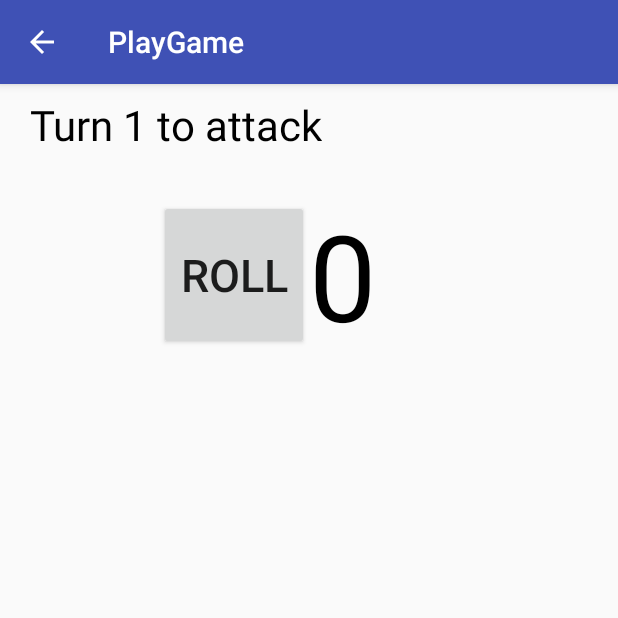
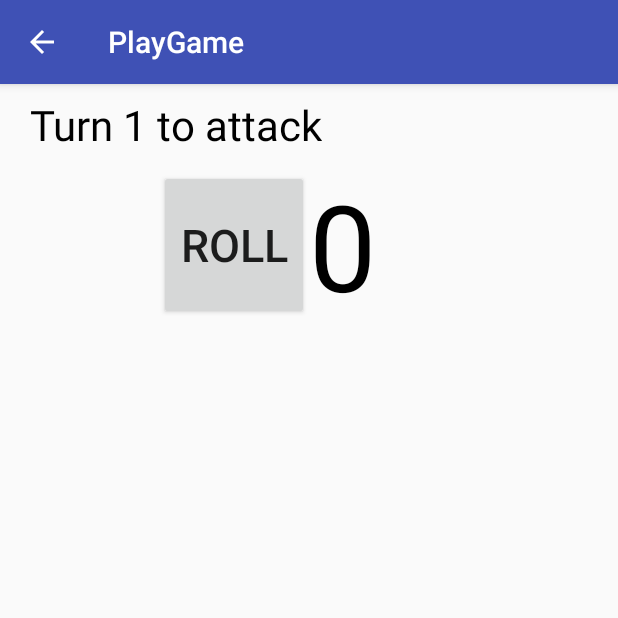
Before and after one commit to mueller04/DroidEverCraft, an Android app: the PlayGame screen opened directly, with no data from a screen before it, on a phone screen of 412 x 824 dp, the top half of it. Run offline under Robolectric (Android 15) with nearby library versions, the phone set to English and light mode, and no system bars; 1 statement that could not run was skipped.

Commit message:
refactored PlayGame

```diff
--- a/app/src/main/java/com/example/mike/droidevercraft/CharacterSetup.java
+++ b/app/src/main/java/com/example/mike/droidevercraft/CharacterSetup.java
@@ -233,7 +233,6 @@ public class CharacterSetup extends AppCompatActivity {
     @Override
     public boolean onKeyDown(int keyCode, KeyEvent event) {
         if (keyCode == KeyEvent.KEYCODE_BACK || keyCode == KeyEvent.KEYCODE_MENU) {
-            Log.d("TAG", "got to onKeyDown");
             PressBack();
         }
         return true;
--- a/app/src/main/java/com/example/mike/droidevercraft/Play.java
+++ b/app/src/main/java/com/example/mike/droidevercraft/Play.java
@@ -42,7 +42,7 @@ public class Play {
         int attackStrength = attackingCharacter.calculateHitPointsAndAttackStrength(isCritical(modifiedRollNumber, attackingCharacter));
         defendingCharacter.setHitPoints(defendingCharacter.getHitPoints() - attackStrength);
         defendingCharacter.updateLifeStatus();
-        attackingCharacter.addExperiencePoints(10);
+        attackingCharacter.addExperiencePoints(100);
     }
 
     private void setCharacterClassAbilities(EverCraftCharacter defendingCharacter, EverCraftCharacter attackingCharacter){
--- a/app/src/main/res/layout/activity_play_game.xml
+++ b/app/src/main/res/layout/activity_play_game.xml
@@ -44,7 +44,7 @@
     <LinearLayout xmlns:android="http://schemas.android.com/apk/res/android"
         android:layout_width="match_parent"
         android:layout_height="wrap_content"
-        android:layout_marginTop="130dp"
+        android:layout_marginTop="110dp"
         android:gravity="center"
         android:orientation="horizontal">
 
@@ -72,9 +72,19 @@
     <LinearLayout xmlns:android="http://schemas.android.com/apk/res/android"
         android:layout_width="match_parent"
         android:layout_height="wrap_content"
-        android:layout_marginTop="230dp"
+        android:layout_marginTop="220dp"
         android:gravity="center"
         android:orientation="vertical">
+
+        <TextView
+            android:id="@+id/playsummarytitle_view"
+            android:layout_marginTop="20dp"
+            android:layout_width="wrap_content"
+            android:layout_height="wrap_content"
+            android:layout_marginLeft="30dp"
+            android:layout_marginRight="30dp"
+            android:textColor="#000000"
+            android:textSize="34dp" />
 
         <TextView
             android:id="@+id/playsummary_view"
@@ -84,17 +94,39 @@
             android:layout_marginLeft="30dp"
             android:layout_marginRight="30dp"
             android:textColor="#000000"
-            android:textSize="22dp" />
+            android:textSize="26dp" />
 
-        <TextView
-            android:id="@+id/playerdetail_view"
+        <LinearLayout xmlns:android="http://schemas.android.com/apk/res/android"
+            xmlns:tools="http://schemas.android.com/tools"
+            android:layout_width="match_parent"
+            android:layout_height="match_parent"
             android:layout_marginTop="24dp"
-            android:layout_width="wrap_content"
-            android:layout_height="wrap_content"
-            android:textColor="#000000"
-            android:textSize="20dp" />
+            android:orientation="horizontal"
+            android:paddingLeft="@dimen/activity_horizontal_margin"
+            android:paddingRight="@dimen/activity_horizontal_margin"
+            android:paddingTop="@dimen/activity_vertical_margin"
+            tools:context="com.example.mike.droidevercraft.MainActivity">
 
-    </LinearLayout>
+            <TextView
+                android:id="@+id/player1detail_view"
+                android:layout_marginLeft="10dp"
+                android:layout_width="wrap_content"
+                android:layout_height="wrap_content"
+                android:textColor="#000000"
+                android:textSize="20dp" />
+
+            <TextView
+                android:id="@+id/player2detail_view"
+                android:layout_marginLeft="30dp"
+                android:layout_marginRight="10dp"
+                android:layout_width="wrap_content"
+                android:layout_height="wrap_content"
+                android:textColor="#000000"
+                android:textSize="20dp" />
+
+            </LinearLayout>
+
+        </LinearLayout>
 
 
 </android.support.design.widget.CoordinatorLayout>
```
Also changed, not shown: app/src/main/java/com/example/mike/droidevercraft/PlayGame.java (+36 -27 lines).
